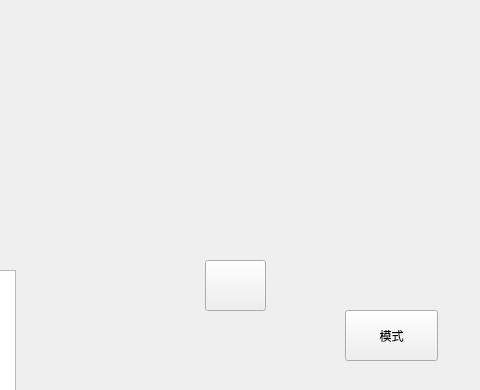
Old version of the form MyHome.ui in the repository WSYU-SmartHome-Project/Client; both pictures show x 325 to 805 and y 0 to 390 of the 901 by 592 pixel window.
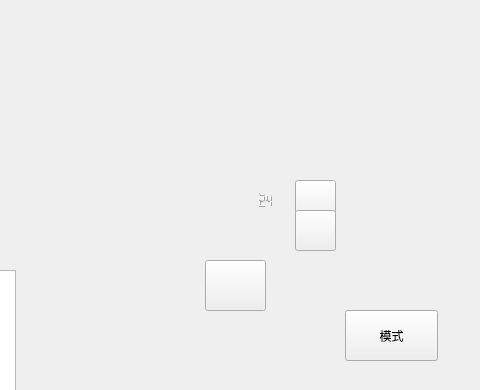
New version of the form. Icons and pictures are not drawn.

What changed in the file:
```diff
--- a/MyHome.ui
+++ b/MyHome.ui
@@ -148,8 +148,8 @@
   <widget class="QLabel" name="label_5">
    <property name="geometry">
     <rect>
-     <x>680</x>
-     <y>220</y>
+     <x>410</x>
+     <y>190</y>
      <width>41</width>
      <height>61</height>
     </rect>
@@ -193,6 +193,60 @@
     <string>模式</string>
    </property>
   </widget>
+  <widget class="QLCDNumber" name="tp_display">
+   <property name="geometry">
+    <rect>
+     <x>560</x>
+     <y>190</y>
+     <width>41</width>
+     <height>20</height>
+    </rect>
+   </property>
+   <property name="font">
+    <font>
+     <weight>75</weight>
+     <bold>true</bold>
+    </font>
+   </property>
+   <property name="styleSheet">
+    <string notr="true">border:rgb(0,0,0)</string>
+   </property>
+   <property name="intValue" stdset="0">
+    <number>24</number>
+   </property>
+  </widget>
+  <widget class="QPushButton" name="add">
+   <property name="geometry">
+    <rect>
+     <x>620</x>
+     <y>180</y>
+     <width>41</width>
+     <height>41</height>
+    </rect>
+   </property>
+   <property name="styleSheet">
+    <string notr="true">border-image: url(:/image/up.png);</string>
+   </property>
+   <property name="text">
+    <string/>
+   </property>
+  </widget>
+  <widget class="QPushButton" name="sub">
+   <property name="geometry">
+    <rect>
+     <x>620</x>
+     <y>210</y>
+     <width>41</width>
+     <height>41</height>
+    </rect>
+   </property>
+   <property name="styleSheet">
+    <string notr="true">border-image: url(:/image/down.png);</string>
+   </property>
+   <property name="text">
+    <string/>
+   </property>
+  </widget>
   <zorder>pushButton_6</zorder>
   <zorder>label</zorder>
   <zorder>label_2</zorder>
```
Left out of the diff: 3 changed lines with no effect on the pictures.
